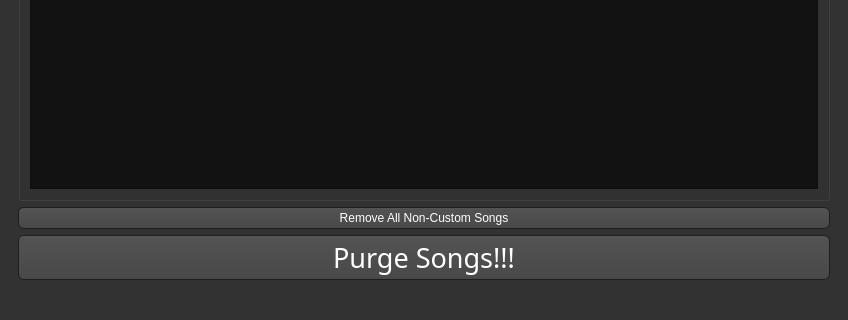
Qt form WiiMusicPlus.ui (BenjaminHalko/WiiMusicEditorPlus) before a commit; both pictures show x 0 to 848 and y 298 to 618 of the 848 by 618 pixel window.
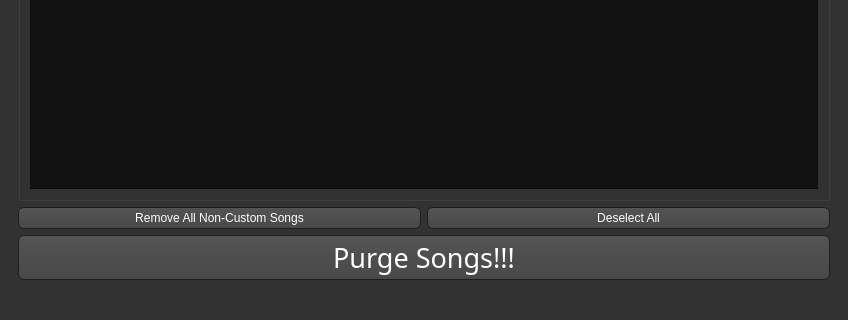
The same form after that commit. The open tabs and pages were chosen to show the change. Icons and pictures are not drawn.

Diff of the .ui file:
```diff
--- a/WiiMusicPlus.ui
+++ b/WiiMusicPlus.ui
@@ -998,8 +998,8 @@
        </brush>
       </colorrole>
       <colorrole role="PlaceholderText">
-       <brush brushstyle="NoBrush">
-        <color alpha="128">
+       <brush brushstyle="SolidPattern">
+        <color alpha="255">
          <red>255</red>
          <green>255</green>
          <blue>255</blue>
@@ -1063,8 +1063,8 @@
        </brush>
       </colorrole>
       <colorrole role="PlaceholderText">
-       <brush brushstyle="NoBrush">
-        <color alpha="128">
+       <brush brushstyle="SolidPattern">
+        <color alpha="255">
          <red>255</red>
          <green>255</green>
          <blue>255</blue>
@@ -1128,11 +1128,11 @@
        </brush>
       </colorrole>
       <colorrole role="PlaceholderText">
-       <brush brushstyle="NoBrush">
-        <color alpha="128">
-         <red>255</red>
-         <green>255</green>
-         <blue>255</blue>
+       <brush brushstyle="SolidPattern">
+        <color alpha="255">
+         <red>64</red>
+         <green>64</green>
+         <blue>64</blue>
         </color>
        </brush>
       </colorrole>
@@ -2866,6 +2866,8 @@
           </layout>
          </widget>
         </item>
+        <item>
+         <layout class="QHBoxLayout" name="RS_Buttons">
         <item>
          <widget class="QPushButton" name="RS_RemoveCustomSongs">
           <property name="text">
@@ -2874,6 +2876,15 @@
          </widget>
         </item>
         <item>
+           <widget class="QPushButton" name="RS_Deselect_Button">
+            <property name="text">
+             <string>Deselect All</string>
+            </property>
+           </widget>
+          </item>
+         </layout>
+        </item>
+        <item>
          <widget class="QPushButton" name="RS_Patch">
           <property name="minimumSize">
            <size>
```
Left out of the diff: 10 changed lines with no effect on the pictures. Lines whose indentation alone changed are shown as unchanged.
